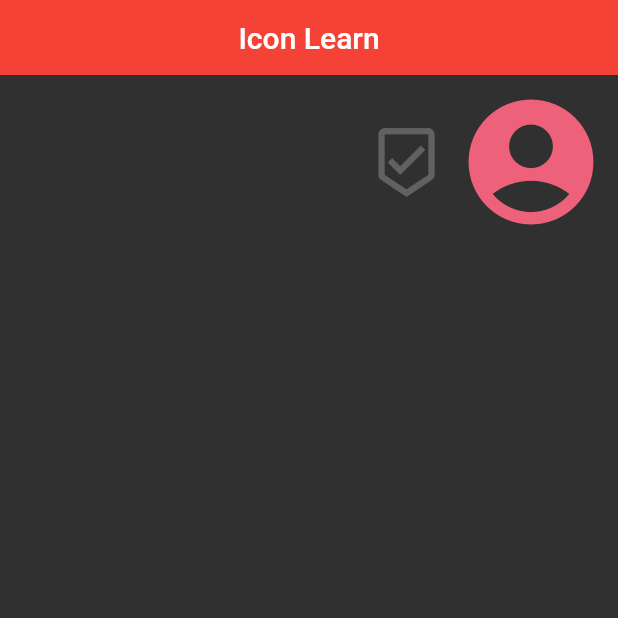
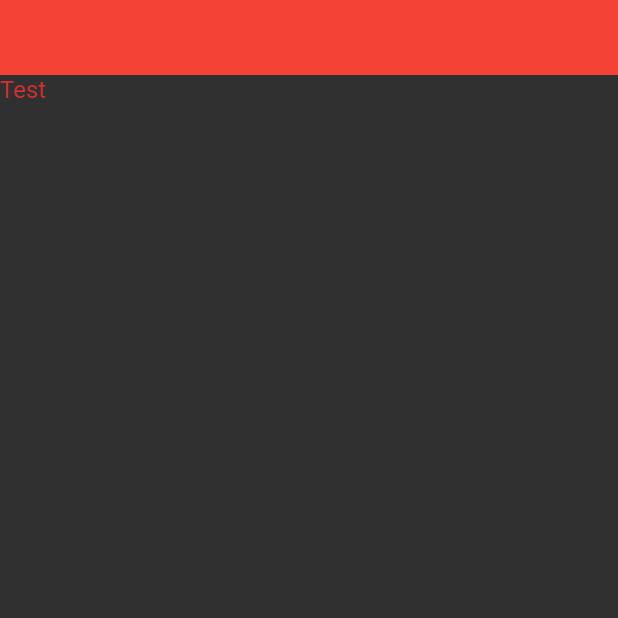
Before and after one commit to Prometya/Flutter-Ders, a Flutter app: the screen it shows after launch, on a phone screen of 412 x 824 dp, the top half of it. Run offline on Flutter 3.47's test engine with Material 2 defaults, Android fonts, the phone set to English and light mode, and no system bars.

Commit message:
3. video sonu 18.11.22

```diff
--- /dev/null
+++ b/lib/101/color_learn.dart
@@ -0,0 +1,28 @@
+import 'package:flutter/material.dart';
+
+class ColorLearnView extends StatelessWidget {
+  ColorLearnView({Key? key}) : super(key: key);
+  final ColorPicker eColorPicker = ColorPicker();
+  @override
+  Widget build(BuildContext context) {
+    return Scaffold(
+        appBar: AppBar(),
+        body: Column(
+          children: <Widget>[
+            Text(
+              "Test",
+              style:
+                  // TextStyle(color: eColorPicker.forestGreen),
+                  Theme.of(context)
+                      .textTheme
+                      .subtitle1
+                      ?.copyWith(color: Theme.of(context).errorColor),
+            ),
+          ],
+        ));
+  }
+}
+
+class ColorPicker {
+  final Color forestGreen = Color(0x70228b22);
+}
--- a/lib/101/icon_learn.dart
+++ b/lib/101/icon_learn.dart
@@ -34,5 +34,6 @@ class IconSizeTanimla {
 }
 
 class IconColorTanimla {
-  final Color iconColorFruze = Color(0xffED617A);
+  final Color iconColorFruze =
+      Color(0xffED617A); // HATIRLATMA : Custon renk için 0xff koy başına
 }
--- a/lib/main.dart
+++ b/lib/main.dart
@@ -1,6 +1,6 @@
 import 'package:flutter/material.dart';
 import 'package:flutter/services.dart';
-import 'package:untitled1/101/icon_learn.dart';
+import 'package:untitled1/101/color_learn.dart';
 
 //Veli babaaaaaa BÜYÜKSÜN :)
 //Bu sefer olacak İnşallah. Sen beni bıraksan da ben seni bu sefer
@@ -32,7 +32,7 @@ class MyApp extends StatelessWidget {
       // ThemeData(
       //   primarySwatch: Colors.blue,
       // ),
-      home: IconLearnView(),
+      home: ColorLearnView(),
     );
   }
 }
```
